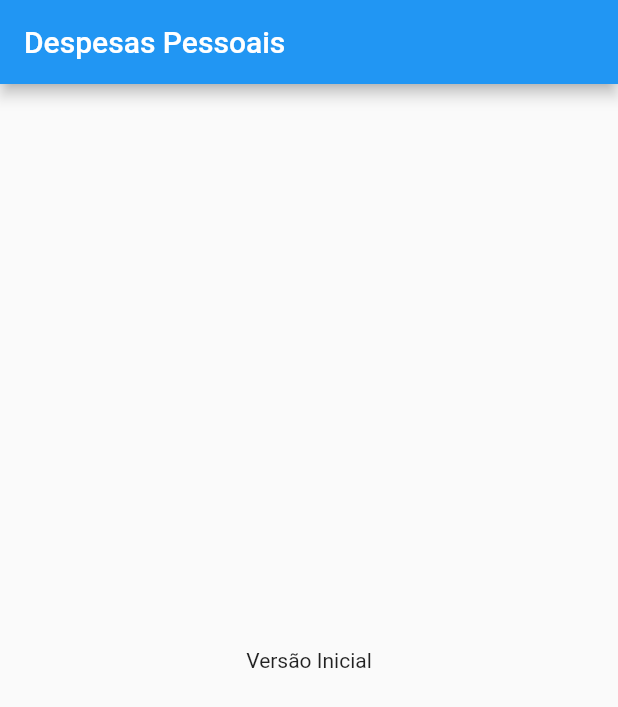
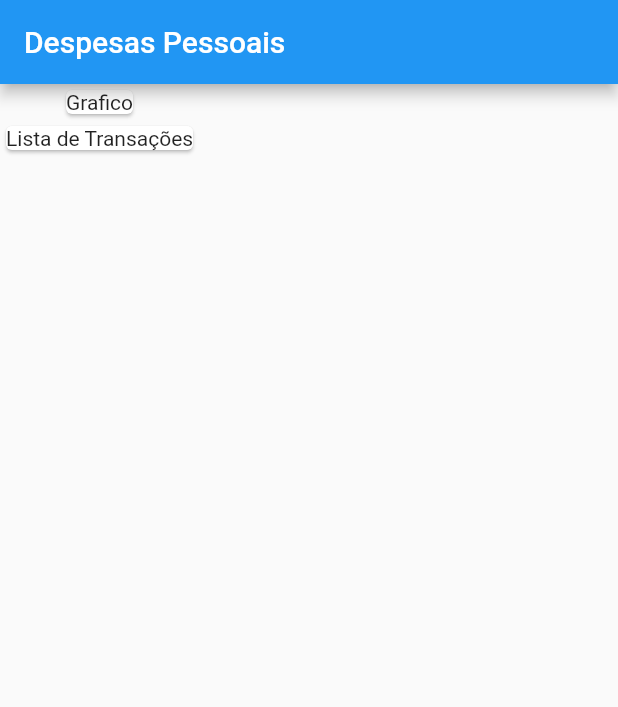
Before and after one commit to burghausen8/DespesasPessoais, a Flutter app: the screen it shows after launch, on a phone screen of 412 x 824 dp. Shown: the top 707 px of the screen. Run offline on Flutter 3.47's test engine with Material 2 defaults, Android fonts, the phone set to English and light mode, and no system bars.

```diff
--- a/lib/main.dart
+++ b/lib/main.dart
@@ -1,3 +1,4 @@
+import 'package:expenses/Models/transaction.dart';
 import 'package:flutter/material.dart';
 
 void main() => runApp(ExpensesApp());
@@ -10,15 +11,34 @@ class ExpensesApp extends StatelessWidget {
 }
 
 class MyHomePage extends StatelessWidget {
+  final _transactions = [
+    Transaction(
+        id: '1',
+        title: 'novo tenis de corrida',
+        value: 310.76,
+        date: DateTime.now()),
+    Transaction(
+        id: '2',
+        title: 'conta de luz cara',
+        value: 120.56,
+        date: DateTime.now())
+  ];
+
   @override
   Widget build(BuildContext context) {
     return Scaffold(
-      appBar: AppBar(
-        title: Text('Despesas Pessoais'),
-      ),
-      body: Center(
-        child: Text('Versão Inicial'),
-      ),
-    );
+        appBar: AppBar(
+          title: Text('Despesas Pessoais'),
+        ),
+        body: Column(
+          children: [
+            Card(
+              child: Text('Grafico'),
+            ),
+            Card(
+              child: Text('Lista de Transações'),
+            )
+          ],
+        ));
   }
 }
--- /dev/null
+++ b/lib/models/transaction.dart
@@ -0,0 +1,13 @@
+class Transaction {
+  final String id;
+  final String title;
+  final double value;
+  final DateTime date;
+
+  Transaction({
+    required this.id,
+    required this.title,
+    required this.value,
+    required this.date,
+  });
+}
```
